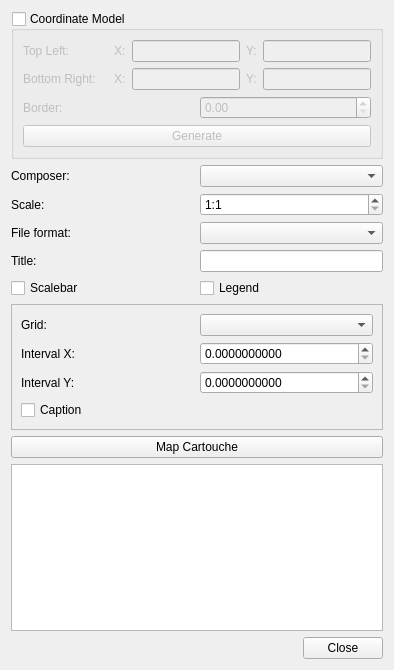
Qt form vbsprint/ui/printdialog.ui (kadas-albireo/kadas-print-plugin) before a commit.
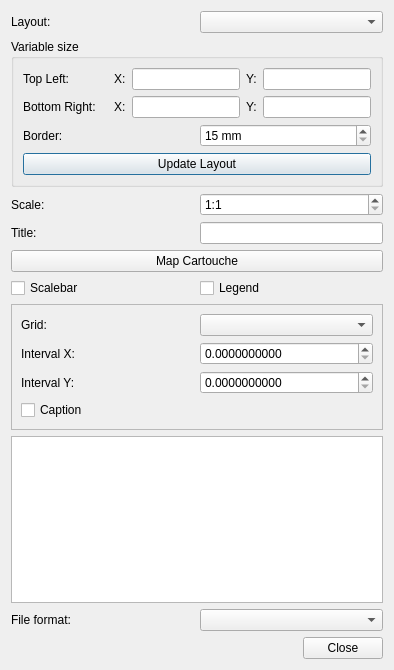
The same form after that commit. Icons and pictures are not drawn. Custom widgets are drawn as their Qt base class.

Commit message: border fixed and new design

Patch:
```diff
--- a/vbsprint/ui/printdialog.ui
+++ b/vbsprint/ui/printdialog.ui
@@ -20,15 +20,29 @@
   </property>
   <layout class="QVBoxLayout" name="verticalLayout">
    <item>
-    <widget class="QGroupBox" name="coordinateGB">
+    <layout class="QHBoxLayout" name="horizontalLayout_2">
+     <item>
+      <widget class="QLabel" name="label_composers">
+       <property name="text">
+        <string>Layout:</string>
+       </property>
+      </widget>
+     </item>
+     <item>
+      <widget class="QComboBox" name="comboBox_composers"/>
+     </item>
+    </layout>
+   </item>
+   <item>
+    <widget class="QgsCollapsibleGroupBoxBasic" name="coordinateGB">
      <property name="title">
-      <string>Coordinate Model</string>
+      <string>Variable size</string>
      </property>
      <property name="flat">
       <bool>false</bool>
      </property>
      <property name="checkable">
-      <bool>true</bool>
+      <bool>false</bool>
      </property>
      <property name="checked">
       <bool>false</bool>
@@ -148,34 +162,33 @@
          </widget>
         </item>
         <item>
-         <widget class="QDoubleSpinBox" name="borderSB"/>
+         <widget class="QDoubleSpinBox" name="borderSB">
+          <property name="suffix">
+           <string> mm</string>
+          </property>
+          <property name="decimals">
+           <number>0</number>
+          </property>
+          <property name="minimum">
+           <double>15.000000000000000</double>
+          </property>
+          <property name="maximum">
+           <double>1000.000000000000000</double>
+          </property>
+         </widget>
         </item>
        </layout>
       </item>
       <item>
        <widget class="QPushButton" name="coordinateButton">
         <property name="text">
-         <string>Generate</string>
+         <string>Update Layout</string>
         </property>
        </widget>
       </item>
      </layout>
     </widget>
    </item>
-   <item>
-    <layout class="QHBoxLayout" name="horizontalLayout_2">
-     <item>
-      <widget class="QLabel" name="label_composers">
-       <property name="text">
-        <string>Composer:</string>
-       </property>
-      </widget>
-     </item>
-     <item>
-      <widget class="QComboBox" name="comboBox_composers"/>
-     </item>
-    </layout>
-   </item>
    <item>
     <layout class="QHBoxLayout" name="horizontalLayout_3">
      <item>
@@ -203,20 +216,6 @@
      </item>
     </layout>
    </item>
-   <item>
-    <layout class="QHBoxLayout" name="horizontalLayout_4">
-     <item>
-      <widget class="QLabel" name="label_fileformat">
-       <property name="text">
-        <string>File format:</string>
-       </property>
-      </widget>
-     </item>
-     <item>
-      <widget class="QComboBox" name="comboBox_fileformat"/>
-     </item>
-    </layout>
-   </item>
    <item>
     <layout class="QHBoxLayout" name="horizontalLayout_7">
      <item>
@@ -238,6 +237,13 @@
      </item>
     </layout>
    </item>
+   <item>
+    <widget class="QPushButton" name="caseButton">
+     <property name="text">
+      <string>Map Cartouche</string>
+     </property>
+    </widget>
+   </item>
    <item>
     <layout class="QHBoxLayout" name="horizontalLayout">
      <item>
@@ -335,16 +341,23 @@
      </layout>
     </widget>
    </item>
-   <item>
-    <widget class="QPushButton" name="caseButton">
-     <property name="text">
-      <string>Map Cartouche</string>
-     </property>
-    </widget>
-   </item>
    <item>
     <widget class="QGraphicsView" name="previewGraphic"/>
    </item>
+   <item>
+    <layout class="QHBoxLayout" name="horizontalLayout_4">
+     <item>
+      <widget class="QLabel" name="label_fileformat">
+       <property name="text">
+        <string>File format:</string>
+       </property>
+      </widget>
+     </item>
+     <item>
+      <widget class="QComboBox" name="comboBox_fileformat"/>
+     </item>
+    </layout>
+   </item>
    <item>
     <widget class="QDialogButtonBox" name="buttonBox">
      <property name="orientation">
@@ -357,6 +370,14 @@
    </item>
   </layout>
  </widget>
+ <customwidgets>
+  <customwidget>
+   <class>QgsCollapsibleGroupBoxBasic</class>
+   <extends>QGroupBox</extends>
+   <header>qgis/gui/qgscollapsiblegroupboxbasic.h</header>
+   <container>1</container>
+  </customwidget>
+ </customwidgets>
  <resources/>
  <connections>
   <connection>
```
The commit also changes 2 other files.
